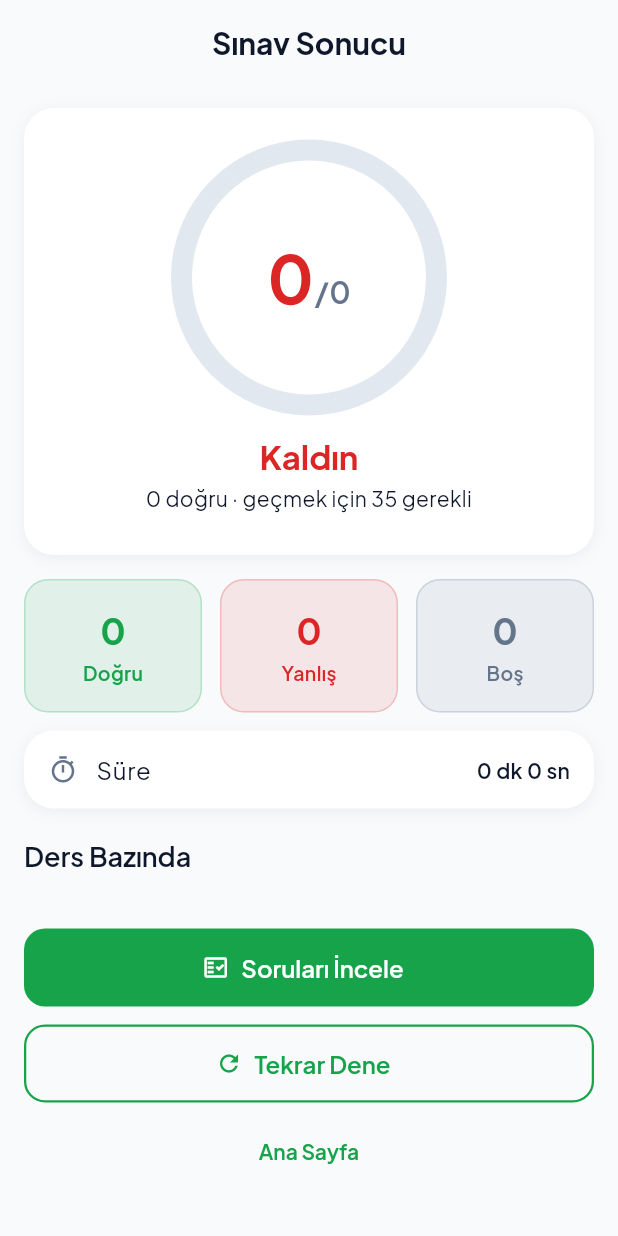
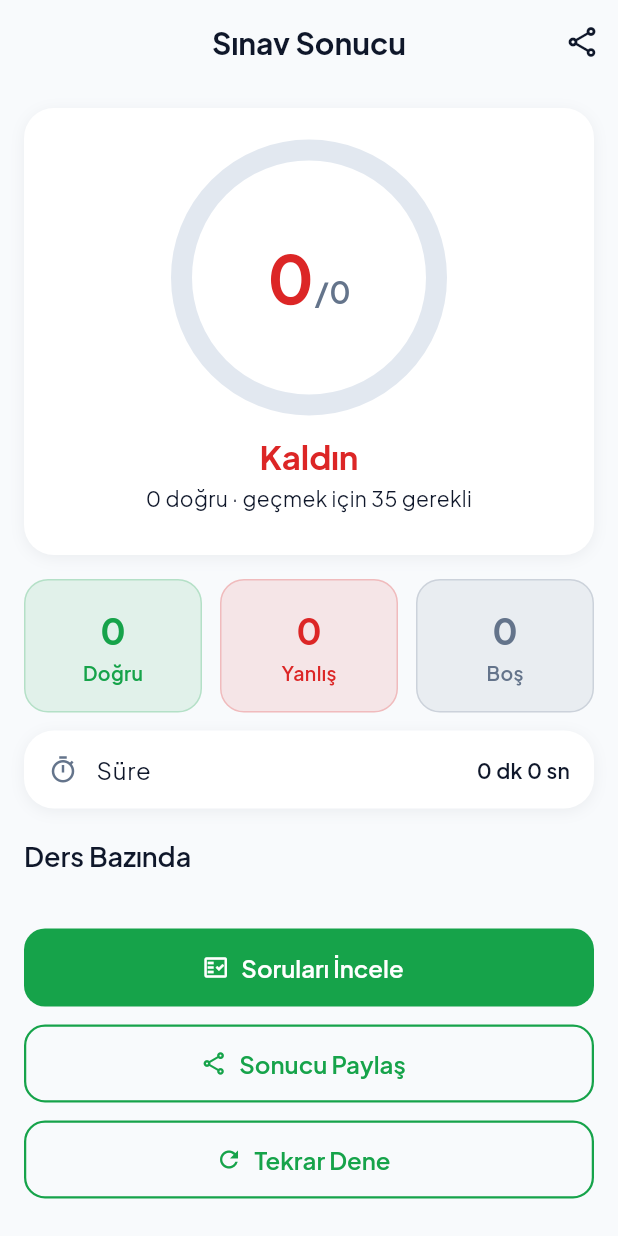
Before and after one commit to onerkiz/ehliyet_app, a Flutter app: the ResultScreen screen opened directly with empty values, on a phone screen of 412 x 824 dp. Run offline on Flutter 3.47's test engine with Material 3 defaults, Android fonts, the phone set to English and light mode, and no system bars; our stand-ins replace fl_chart, flutter_local_notifications, flutter_riverpod, go_router, google_mobile_ads, hive_flutter and 4 more; accounts and stored records are empty; network calls fail.

Commit message:
Sonucu Paylaş özelliği (viral büyüme) — share_plus
Sonuç ekranında paylaş ikonu + buton; geçince '🎉 GEÇTİM' metni + Play linki. OS paylaşım sayfası, offline.

Co-Authored-By: Claude Opus 4.8 (1M context) <noreply@anthropic.com>

```diff
--- a/lib/features/result/result_screen.dart
+++ b/lib/features/result/result_screen.dart
@@ -1,6 +1,7 @@
 import 'package:flutter/material.dart';
 import 'package:flutter_riverpod/flutter_riverpod.dart';
 import 'package:go_router/go_router.dart';
+import 'package:share_plus/share_plus.dart';
 
 import '../../core/ads/ad_service.dart';
 import '../../core/constants/exam_config.dart';
@@ -20,6 +21,10 @@ class ResultScreen extends ConsumerStatefulWidget {
   ConsumerState<ResultScreen> createState() => _ResultScreenState();
 }
 
+/// Yayından sonra geçerli olacak Play Store linki (paket: com.ehliyet_sinav).
+const String kPlayStoreUrl =
+    'https://play.google.com/store/apps/details?id=com.ehliyet_sinav';
+
 class _ResultScreenState extends ConsumerState<ResultScreen> {
   @override
   void initState() {
@@ -28,6 +33,17 @@ class _ResultScreenState extends ConsumerState<ResultScreen> {
     WidgetsBinding.instance.addPostFrameCallback((_) {
       AdService.instance.showInterstitial();
     });
+  }
+
+  /// Sonucu OS paylaşım sayfasıyla paylaş (viral büyüme). İnternetsiz.
+  Future<void> _shareResult() async {
+    final r = widget.result;
+    final basari = r.passed
+        ? 'Ehliyet deneme sınavını ${r.correct}/${r.total} ile GEÇTİM! 🎉🚗'
+        : 'Ehliyet deneme sınavında ${r.correct}/${r.total} yaptım, çalışmaya devam! 🚗';
+    final text = '$basari\n\n'
+        'Sen de internetsiz, kayıtsız ve ücretsiz çalış:\n$kPlayStoreUrl';
+    await SharePlus.instance.share(ShareParams(text: text));
   }
 
   @override
@@ -46,6 +62,13 @@ class _ResultScreenState extends ConsumerState<ResultScreen> {
       appBar: AppBar(
         title: const Text('Sınav Sonucu'),
         automaticallyImplyLeading: false,
+        actions: [
+          IconButton(
+            icon: const Icon(Icons.share_outlined),
+            tooltip: 'Sonucu paylaş',
+            onPressed: _shareResult,
+          ),
+        ],
       ),
       body: Stack(
         children: [
@@ -158,6 +181,12 @@ class _ResultScreenState extends ConsumerState<ResultScreen> {
             onPressed: () => context.push('/review', extra: result),
             icon: const Icon(Icons.fact_check_outlined),
             label: const Text('Soruları İncele'),
+          ),
+          const SizedBox(height: 12),
+          OutlinedButton.icon(
+            onPressed: _shareResult,
+            icon: const Icon(Icons.share_outlined),
+            label: Text(passed ? 'Sonucu Paylaş 🎉' : 'Sonucu Paylaş'),
           ),
           const SizedBox(height: 12),
           OutlinedButton.icon(
--- a/pubspec.yaml
+++ b/pubspec.yaml
@@ -45,6 +45,7 @@ dependencies:
   timezone: ^0.10.0          # bildirim zamanlaması
   url_launcher: ^6.3.1       # soru/hata bildir (mailto)
   package_info_plus: ^8.0.0  # otomatik sürüm numarası
+  share_plus: ^12.0.2       # sonucu paylaş (viral büyüme) — OS paylaşım sayfası, offline
 
   # NOT: Para kazanma YALNIZCA AdMob reklamı (ücretsiz app). Login ve
   # abonelik/IAP YOK. Videolu/animasyonlu soru YOK.
```
Also changed, not shown: pubspec.lock.
